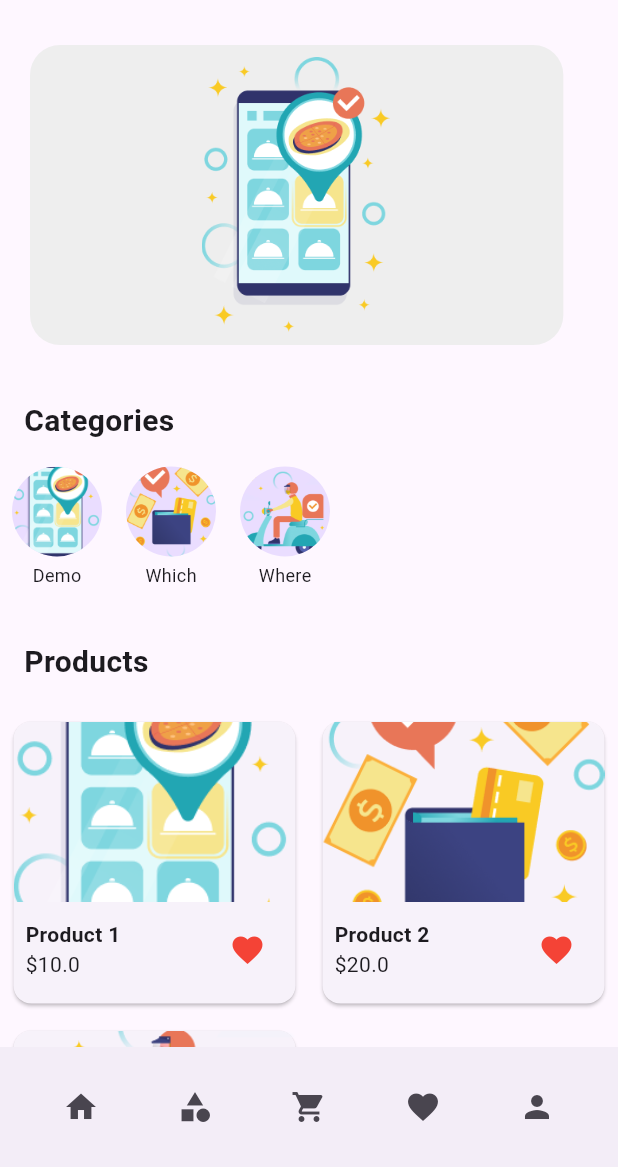
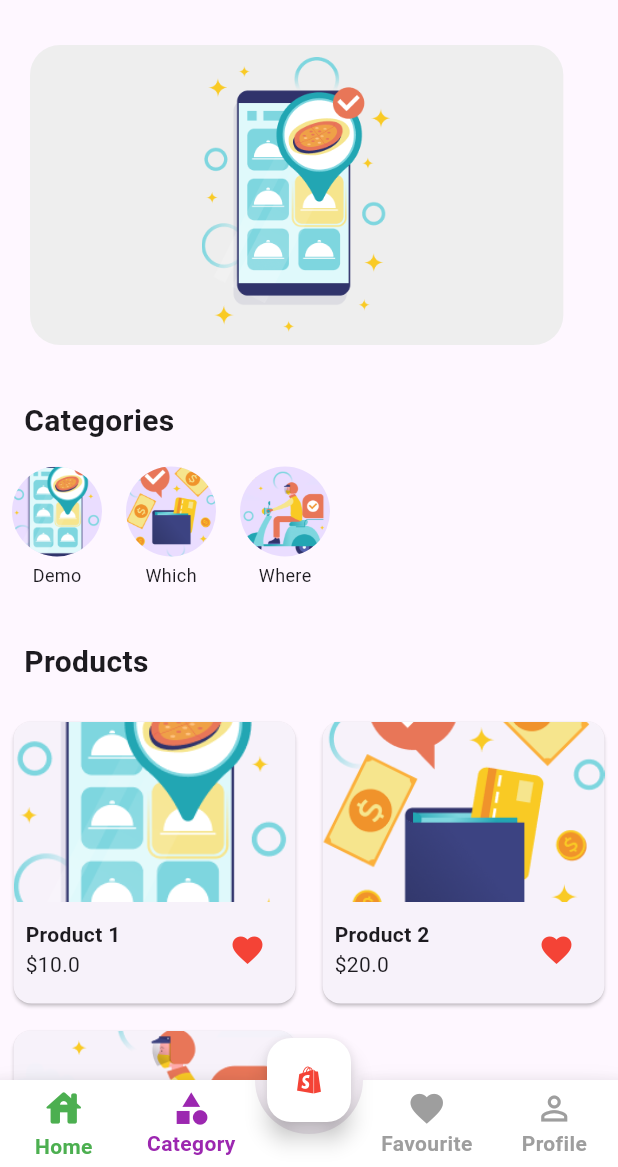
Before and after one commit to Karan9991/ecom, a Flutter app: the screen it shows after launch, on a phone screen of 412 x 824 dp, the part 69-1236 px from its top. Run offline on Flutter 3.47's test engine with Material 3 defaults, Android fonts, the phone set to English and light mode, and no system bars; drawn by our look-alikes of carousel_slider, stylish_bottom_bar; our stand-ins replace cloud_firestore, firebase_auth, firebase_core, get, get_storage; accounts and stored records are empty.

```diff
--- a/lib/main.dart
+++ b/lib/main.dart
@@ -1,5 +1,4 @@
 import 'package:ecom/firebase_options.dart';
-import 'package:ecom/screens/auth/sign_in.dart';
 import 'package:ecom/screens/home/home_screen.dart';
 import 'package:firebase_core/firebase_core.dart';
 import 'package:flutter/material.dart';
--- a/lib/screens/home/home_screen.dart
+++ b/lib/screens/home/home_screen.dart
@@ -4,13 +4,31 @@ import 'package:ecom/screens/home/categories.dart';
 import 'package:ecom/screens/home/products.dart';
 import 'package:flutter/material.dart';
 import 'package:get/get.dart';
+import 'package:stylish_bottom_bar/model/bar_items.dart';
+import 'package:stylish_bottom_bar/stylish_bottom_bar.dart';
 
-class HomeScreen extends StatelessWidget {
+class HomeScreen extends StatefulWidget {
+  const HomeScreen({super.key});
+
+  @override
+  State<HomeScreen> createState() => _HomeScreenState();
+}
+
+class _HomeScreenState extends State<HomeScreen> {
   final HomeController controller = Get.put(HomeController());
+  dynamic selected;
+  PageController pageController = PageController();
+
+  @override
+  void dispose() {
+    controller.dispose();
+    super.dispose();
+  }
 
   @override
   Widget build(BuildContext context) {
     return Scaffold(
+      // extendBody: true,
       appBar: AppBar(
         flexibleSpace: Padding(
           padding: EdgeInsets.fromLTRB(10, 0, 0, 10),
@@ -24,7 +42,6 @@ class HomeScreen extends StatelessWidget {
             titlePadding: EdgeInsets.all(0),
           ),
         ),
-
         actions: [
           IconButton(
             icon: Icon(Icons.search),
@@ -34,7 +51,107 @@ class HomeScreen extends StatelessWidget {
           ),
         ],
       ),
-      body: SingleChildScrollView(
+      bottomNavigationBar: StylishBottomBar(
+        option: AnimatedBarOptions(
+          // iconSize: 32,
+          barAnimation: BarAnimation.fade,
+          iconStyle: IconStyle.animated,
+          // opacity: 0.3,
+        ),
+        items: [
+          BottomBarItem(
+            icon: const Icon(
+              Icons.house_outlined,
+            ),
+            selectedIcon: const Icon(Icons.house_rounded),
+            // selectedColor: Colors.teal,
+            backgroundColor: Colors.greenAccent,
+            title: const Text('Home'),
+            //badge: const Text('9+'),
+            // showBadge: true,
+          ),
+          BottomBarItem(
+            icon: const Icon(Icons.category),
+            selectedIcon: const Icon(Icons.category),
+            selectedColor: Colors.green,
+            unSelectedColor: Colors.purple,
+            backgroundColor: Colors.orange,
+            title: const Text('Category'),
+          ),
+          BottomBarItem(
+              icon: const Icon(
+                Icons.favorite,
+              ),
+              selectedIcon: const Icon(
+                Icons.favorite,
+              ),
+              backgroundColor: Colors.amber,
+              selectedColor: Colors.deepOrangeAccent,
+              title: const Text('Favourite')),
+          BottomBarItem(
+              icon: const Icon(
+                Icons.person_outline,
+              ),
+              selectedIcon: const Icon(
+                Icons.person,
+              ),
+              backgroundColor: Colors.purpleAccent,
+              selectedColor: Colors.deepPurple,
+              title: const Text('Profile')),
+        ],
+        hasNotch: true,
+        fabLocation: StylishBarFabLocation.center,
+        currentIndex: selected ?? 0,
+        onTap: (index) {
+          pageController.jumpToPage(index);
+          setState(() {
+            selected = index;
+          });
+        },
+      ),
+      floatingActionButton: FloatingActionButton(
+        backgroundColor: Colors.white,
+        // shape: CircleBorder(),
+        onPressed: () {
+          setState(() {
+            //  heart = !heart;
+          });
+        },
+        // backgroundColor: Colors.white,
+        child: Icon(
+          Icons.shopify_sharp,
+          color: Colors.red,
+        ),
+      ),
+      floatingActionButtonLocation: FloatingActionButtonLocation.centerDocked,
+      body: SafeArea(
+        child: PageView(
+          controller: pageController,
+          onPageChanged: (index) {
+            setState(() {
+              selected = index;
+            });
+          },
+          children: const [
+            Home(),
+            Center(child: Text('Style')),
+            Center(child: Text('Starr')),
+            Center(child: Text('Style')),
+          ],
+        ),
+      ),
+    );
+  }
+}
+
+class Home extends StatelessWidget {
+  const Home({
+    super.key,
+  });
+
+  @override
+  Widget build(BuildContext context) {
+    return SingleChildScrollView(
       child: Column(
         crossAxisAlignment: CrossAxisAlignment.start,
         children: [
@@ -49,34 +166,6 @@ class HomeScreen extends StatelessWidget {
           Products(),
         ],
       ),
-      ),
-      bottomSheet: BottomAppBar(
-        child: Row(
-          mainAxisAlignment: MainAxisAlignment.spaceAround,
-          children: [
-            IconButton(
-              icon: Icon(Icons.home),
-              onPressed: () {},
-            ),
-            IconButton(
-              icon: Icon(Icons.category),
-              onPressed: () {},
-            ),
-            IconButton(
-              icon: Icon(Icons.shopping_cart),
-              onPressed: () {},
-            ),
-            IconButton(
-              icon: Icon(Icons.favorite),
-              onPressed: () {},
-            ),
-            IconButton(
-              icon: Icon(Icons.person),
-              onPressed: () {},
-            ),
-          ],
-        ),
-      ),
     );
   }
 }
--- a/pubspec.yaml
+++ b/pubspec.yaml
@@ -16,6 +16,7 @@ dependencies:
   cloud_firestore: ^4.15.6
   get_storage: ^2.1.1
   carousel_slider: ^4.2.1
+  stylish_bottom_bar: ^1.0.3
 
 dev_dependencies:
   flutter_test:
```
Also changed, not shown: lib/screens/home/testt.dart (added, +199 -0 lines), pubspec.lock. Lines whose indentation alone changed are shown as unchanged.
